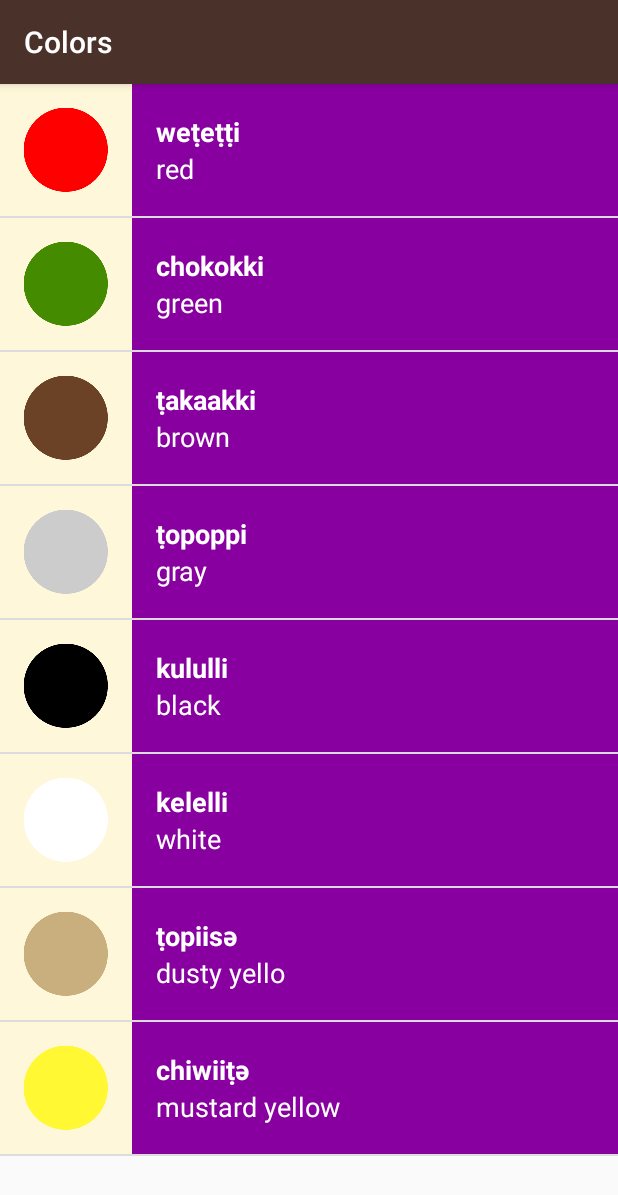
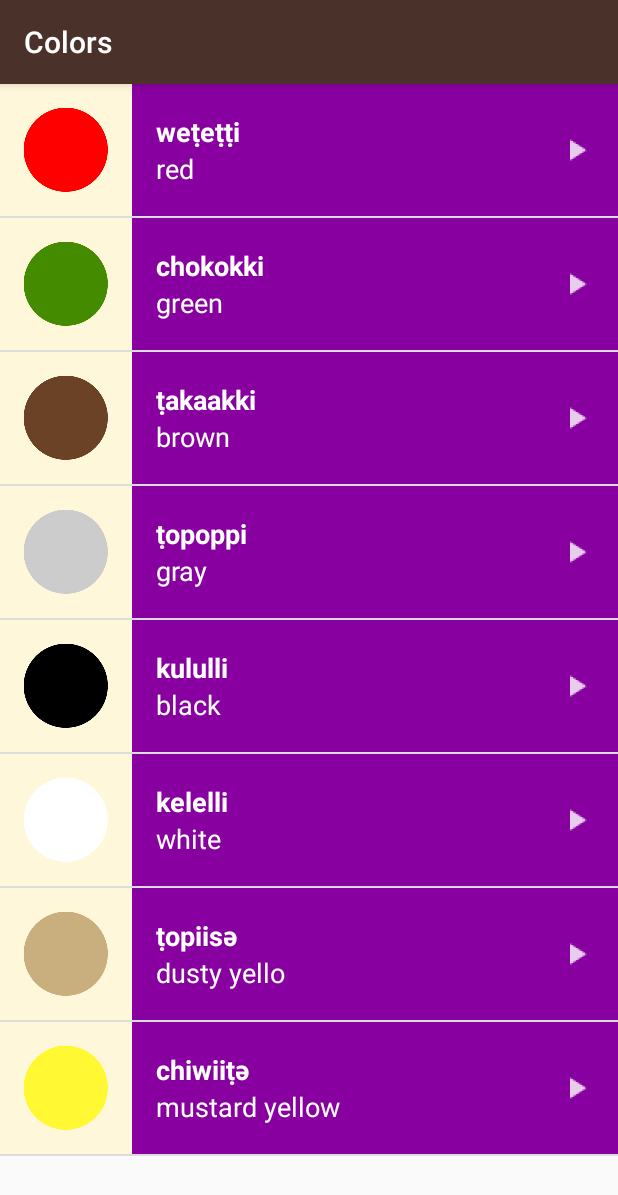
Before and after one commit to tomaszkolonko/AndroidBasics_Miwok, an Android app: the ColorsActivity screen opened directly, with no data from a screen before it, on a phone screen of 412 x 824 dp. Shown: the top 1195 px of the screen. Run offline under Robolectric (Android 15) with nearby library versions, the phone set to English and light mode, and no system bars.

Commit message:
Added Play-buttons and Click-Feedback to the app

```diff
--- a/app/src/main/res/layout/single_word_view_element.xml
+++ b/app/src/main/res/layout/single_word_view_element.xml
@@ -1,9 +1,7 @@
-<LinearLayout xmlns:android="http://schemas.android.com/apk/res/android"
+<RelativeLayout xmlns:android="http://schemas.android.com/apk/res/android"
     android:id="@+id/singleWordViewElement"
     android:layout_width="match_parent"
-    android:layout_height="match_parent"
-
-    android:minHeight="@dimen/list_item_height"
+    android:layout_height="@dimen/list_item_height"
     android:background="@color/tan_background"
     android:orientation="horizontal">
 
@@ -15,20 +13,24 @@
     <LinearLayout
         android:id="@+id/textContainer"
         android:layout_width="match_parent"
-        android:layout_height="88dp"
-        android:paddingLeft="16dp"
-        android:orientation="vertical" >
+        android:layout_height="@dimen/list_item_height"
+        android:layout_alignParentTop="true"
+        android:layout_alignParentRight="true"
+        android:layout_alignParentBottom="true"
+        android:layout_toRightOf="@id/word_image"
+        android:orientation="vertical"
+        android:paddingLeft="16dp">
 
         <TextView
             android:id="@+id/miwok_word"
             android:layout_width="match_parent"
             android:layout_height="wrap_content"
             android:layout_weight="1"
+            android:gravity="bottom"
             android:text="Placeholder"
-            android:textStyle="bold"
-            android:gravity="bottom"
             android:textAppearance="?android:textAppearanceMedium"
-            android:textColor="@android:color/white" />
+            android:textColor="@android:color/white"
+            android:textStyle="bold" />
 
         <TextView
             android:id="@+id/default_word"
@@ -36,9 +38,17 @@
             android:layout_height="wrap_content"
             android:layout_weight="1"
             android:gravity="top"
+            android:text="Placeholder"
             android:textAppearance="?android:textAppearanceMedium"
-            android:textColor="@android:color/white"
-            android:text="Placeholder" />
+            android:textColor="@android:color/white" />
     </LinearLayout>
 
-</LinearLayout>
+    <ImageView
+        android:layout_width="24dp"
+        android:layout_height="24dp"
+        android:layout_alignParentRight="true"
+        android:layout_centerVertical="true"
+        android:layout_marginRight="16dp"
+        android:src="@drawable/ic_play" />
+
+</RelativeLayout>
```
Also changed, not shown: app/src/main/res/layout/activity_main.xml (+25 -4 lines), app/src/main/res/drawable-hdpi/ic_play.png (added), app/src/main/res/drawable-mdpi/ic_play.png (added), app/src/main/res/drawable-xhdpi/ic_play.png (added), app/src/main/res/drawable-xxhdpi/ic_play.png (added), app/src/main/res/drawable-xxxhdpi/ic_play.png (added).
